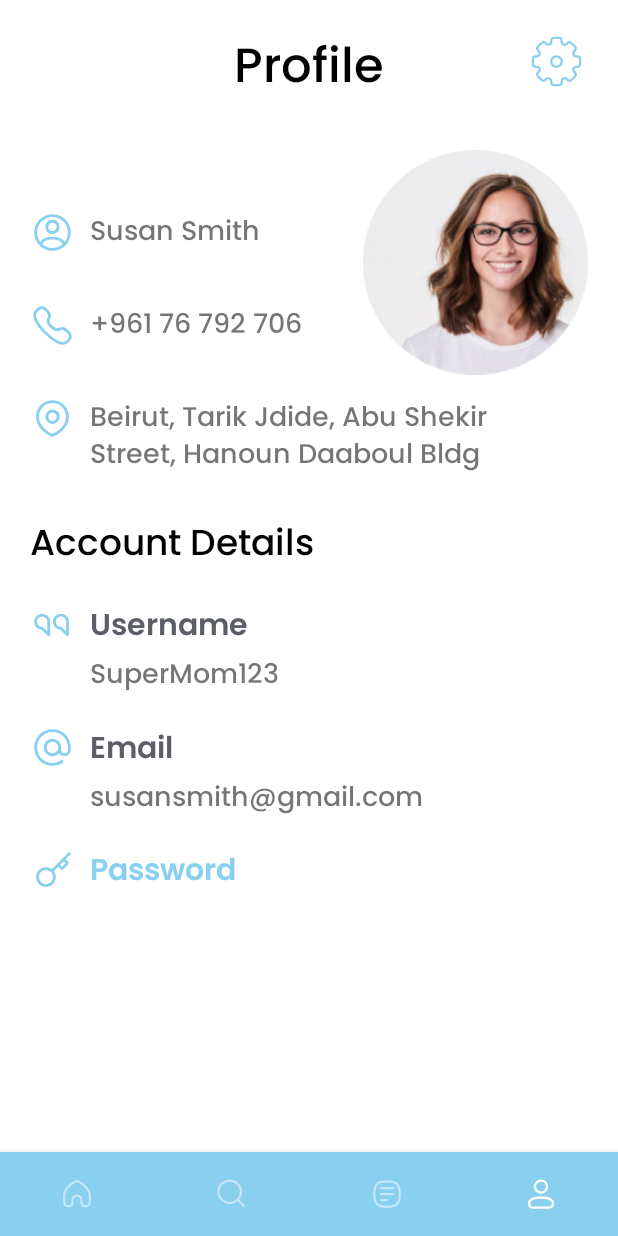
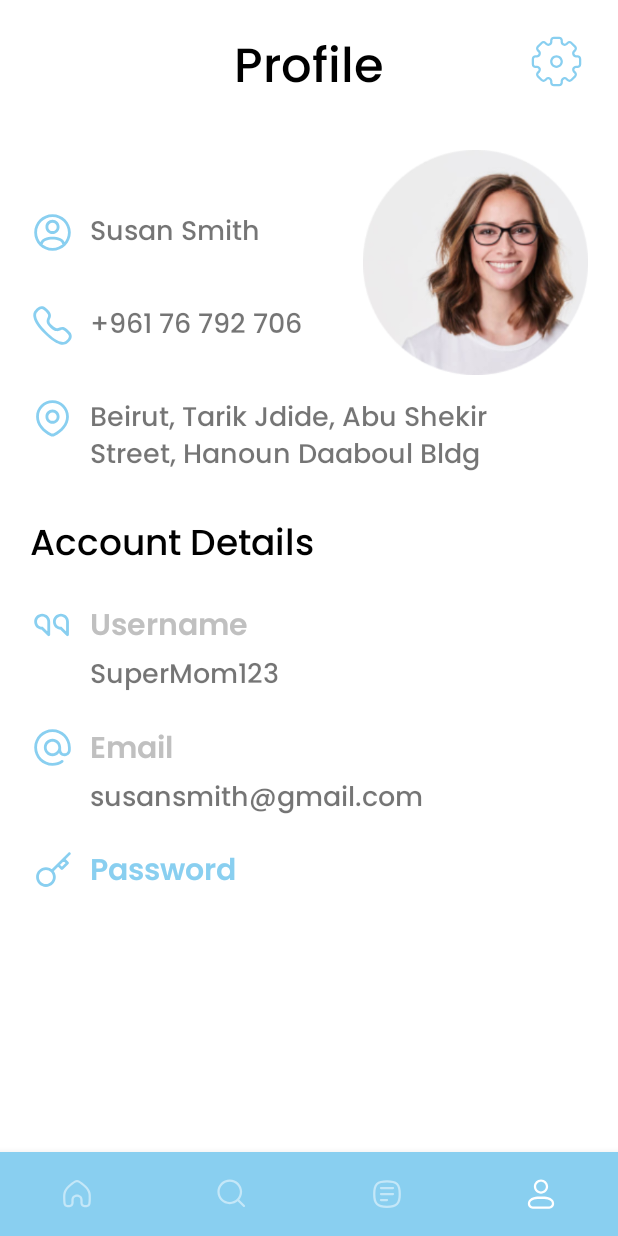
Before and after one commit to JamilAwada/HandMeDown, an Android app: the screen it shows after launch (MainActivity), item 4 of the bottom bar chosen, on a phone screen of 412 x 824 dp. Run offline under Robolectric (Android 15) with nearby library versions, the phone set to English and light mode, and no system bars.

```diff
--- a/app/src/main/res/layout/activity_profile.xml
+++ b/app/src/main/res/layout/activity_profile.xml
@@ -127,7 +127,7 @@
         android:text="@string/username"
         android:textSize="20sp"
         android:fontFamily="@font/poppins_semibold"
-        android:textColor="@color/material_dynamic_neutral_variant40"/>
+        android:textColor="@color/gray"/>
 
     <TextView
         android:id="@+id/tx_username_input"
@@ -160,7 +160,7 @@
         android:text="@string/email"
         android:textSize="20sp"
         android:fontFamily="@font/poppins_semibold"
-        android:textColor="@color/material_dynamic_neutral_variant40"/>
+        android:textColor="@color/gray"/>
 
     <TextView
         android:id="@+id/tx_email_input"
--- a/app/src/main/res/layout/activity_search.xml
+++ b/app/src/main/res/layout/activity_search.xml
@@ -33,7 +33,7 @@
             android:layout_toEndOf="@id/image_search_icon"
             android:hint="@string/search"
             android:fontFamily="@font/poppins_regular"
-            android:textColor="@color/material_dynamic_neutral40"
+            android:textColor="@color/gray"
             tools:ignore="TouchTargetSizeCheck,TextContrastCheck" />
 
     </RelativeLayout>
--- a/app/src/main/res/values/colors.xml
+++ b/app/src/main/res/values/colors.xml
@@ -7,6 +7,7 @@
     <color name="teal_700">#FF018786</color>
     <color name="black">#FF000000</color>
     <color name="white">#FFFFFFFF</color>
+    <color name="gray">#c0c0c0</color>
     <color name="baby_blue">#89CFF0</color>
     <color name="pastel_purple">#c3b1e1</color>
     <color name="pastel_yellow">#fdfd96</color>
```
